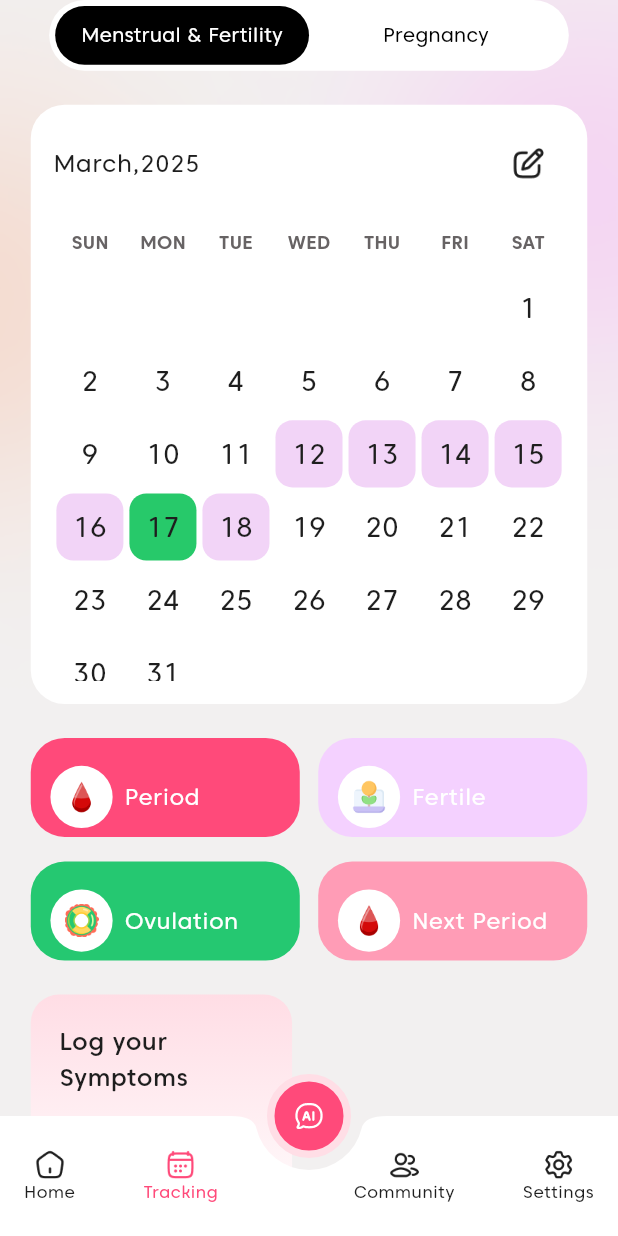
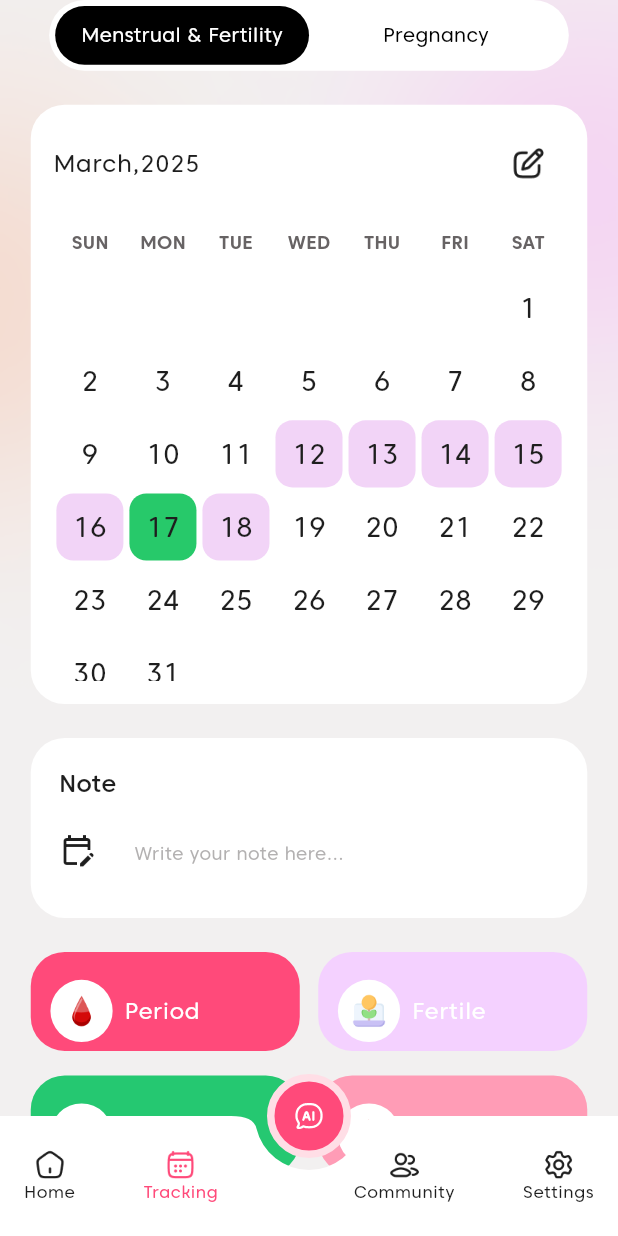
Before and after one commit to salmanbashar1009/ovella_period_tracker_app, a Flutter app: the ParentScreen screen opened by its route, after a tap on "Tracking", on a phone screen of 412 x 824 dp. Run offline on Flutter 3.47's test engine with Material 3 defaults, Android fonts, the phone set to English and light mode, and no system bars; our stand-ins replace carousel_slider, dots_indicator, flutter_screenutil, hive_flutter, shared_preferences, table_calendar; accounts and stored records are empty.

Commit message:
Custom Calendar added

```diff
--- a/lib/view/tracking_screens/menstrual_fertility_screens/menstrual_fertitily_screen.dart
+++ b/lib/view/tracking_screens/menstrual_fertility_screens/menstrual_fertitily_screen.dart
@@ -22,41 +22,73 @@ class MenstrualFertilityScreen extends StatelessWidget {
 
   @override
   Widget build(BuildContext context) {
+    final trackingScreenProvider = Provider.of<TrackingScreenProvider>(context,listen: false);
+
     return Column(
       crossAxisAlignment: CrossAxisAlignment.start,
       children: [
+       CustomCalendar(onTap: (numb)=>  trackingScreenProvider.toggleBorder(numb),),
+
+        SizedBox(height: 24.h),
         Container(
-
-         padding: EdgeInsets.all(16.r),
-
+          width: double.infinity,
+          padding: EdgeInsets.all(20.r),
           decoration: BoxDecoration(
+            color: AppColors.onPrimary,
             borderRadius: BorderRadius.circular(24.r),
-           color: AppColors.onPrimary,
           ),
           child: Column(
+            crossAxisAlignment: CrossAxisAlignment.start,
             mainAxisAlignment: MainAxisAlignment.center,
             children: [
-             const MonthHeader(),
-             const SizedBox(height: 20),
-             const WeekdayHeader(),
-             const SizedBox(height: 10),
-             SizedBox(
-               height: 290.h,
-               width: double.infinity,
-               child: Consumer<TrackingScreenProvider>(
-                 builder: (context, trackingScreenProvider, _) {
-                   return CalendarGrid(
-                     year: trackingScreenProvider.selectedMonthYear.year,
-                     month: trackingScreenProvider.selectedMonthYear.month,
-                    onTap:(numb)=>  trackingScreenProvider.toggleBorder(numb),
-                   );
-                 },
+              Row(
+                mainAxisAlignment: MainAxisAlignment.spaceBetween,
+
+                children: [
+                  Text(
+                    "Note",
+                    style: Theme.of(
+                      context,
+                    ).textTheme.bodyMedium?.copyWith(fontSize: 17.sp),
+                  ),
+
+                ],
+              ),
+              SizedBox(height: 12.h),
+              Row(
+                crossAxisAlignment: CrossAxisAlignment.start,
+                children: [
+                  Padding(
+                    padding:  EdgeInsets.only(top: 10.0.h),
+                    child: Icon(Icons.edit_calendar_outlined,color: AppColors.primary,),
+                  ),
+                  SizedBox(width: 10.w),
+                  Expanded(
+                    child: TextField(
+                      maxLines: null,
+                      style: Theme.of(context).textTheme.bodyMedium?.copyWith(
+                          color: AppColors.lightTextColor,
+                          fontSize: 13.sp,
+                          fontWeight: FontWeight.w400
+                      ),
+                      textAlignVertical: TextAlignVertical.top,
+                      decoration: InputDecoration(
+                        hintText: 'Write your note here...',
+                        hintStyle: Theme.of(context).textTheme.bodyMedium?.copyWith(
+                            color: AppColors.lightTextColor.withOpacity(0.5),
+                            fontSize: 13.sp,
+                            fontWeight: FontWeight.w400
+                        ),
+                        enabledBorder: InputBorder.none,
+                        focusedBorder: InputBorder.none,
+                      ),
                     ),
                   ),
                 ],
               ),
+            ],
           ),
-
+        ),
         SizedBox(height: 24.h),
         Row(
           children: [
@@ -173,3 +205,46 @@ class MenstrualFertilityScreen extends StatelessWidget {
     );
   }
 }
+
+class CustomCalendar extends StatelessWidget {
+   CustomCalendar({
+    super.key,required this.onTap
+  });
+
+   final Function(int) onTap;
+
+  @override
+  Widget build(BuildContext context) {
+    return Container(
+
+      padding: EdgeInsets.all(16.r),
+
+      decoration: BoxDecoration(
+        borderRadius: BorderRadius.circular(24.r),
+        color: AppColors.onPrimary,
+      ),
+      child: Column(
+        mainAxisAlignment: MainAxisAlignment.center,
+        children: [
+          const MonthHeader(),
+          const SizedBox(height: 20),
+          const WeekdayHeader(),
+          const SizedBox(height: 10),
+          SizedBox(
+            height: 290.h,
+            width: double.infinity,
+            child: Consumer<TrackingScreenProvider>(
+              builder: (context, trackingScreenProvider, _) {
+                return CalendarGrid(
+                  year: trackingScreenProvider.selectedMonthYear.year,
+                  month: trackingScreenProvider.selectedMonthYear.month,
+                 onTap: onTap,
+                );
+              },
+            ),
+          ),
+        ],
+      ),
+    );
+  }
+}
--- a/lib/view/tracking_screens/widgets/month_picker.dart
+++ b/lib/view/tracking_screens/widgets/month_picker.dart
@@ -35,7 +35,8 @@ class _EditMonthPickerState extends State<EditMonthPicker> {
       itemExtent: 50,
       perspective: 0.005,
       diameterRatio: 1.5,
-      physics: const FixedExtentScrollPhysics(),
+      overAndUnderCenterOpacity: 0.5,
+      physics:  FixedExtentScrollPhysics(),
       clipBehavior: Clip.antiAlias,
       onSelectedItemChanged: (index) {
         trackingScreenProvider.setMonth(index + 1);
--- a/lib/view/tracking_screens/widgets/year_picker.dart
+++ b/lib/view/tracking_screens/widgets/year_picker.dart
@@ -1,4 +1,3 @@
-import 'package:flutter/gestures.dart';
 import 'package:flutter/material.dart';
 import 'package:flutter_screenutil/flutter_screenutil.dart';
 import 'package:ovella_period_tracker_app/theme/theme/theme_extensions/color_palette.dart';
@@ -6,7 +5,7 @@ import 'package:ovella_period_tracker_app/view_model/tracking_screen_provider.da
 import 'package:provider/provider.dart';
 
 class EditYearPicker extends StatefulWidget {
-  EditYearPicker({Key? key}) : super(key: key);
+  const EditYearPicker({super.key});
 
   @override
   State<EditYearPicker> createState() => _EditYearPickerState();
@@ -35,6 +34,7 @@ class _EditYearPickerState extends State<EditYearPicker> {
       itemExtent: 50,
       perspective: 0.005,
       diameterRatio: 1.5,
+      overAndUnderCenterOpacity: 0.5,
       physics: const FixedExtentScrollPhysics(),
       clipBehavior: Clip.antiAlias,
       onSelectedItemChanged: (index) {
--- a/lib/view_model/tracking_screen_provider.dart
+++ b/lib/view_model/tracking_screen_provider.dart
@@ -32,14 +32,14 @@ class TrackingScreenProvider extends ChangeNotifier{
   int get month => _month;
 
   late DateTime _selectedMonthYear;
-  final Set<int> _periodDays = {};
-  final Set<int> _purpleDays = {12, 13, 14, 15, 16, 18};
-  final Set<int> _greenDays = {17};
+  final List<int> _periodDays = [];
+  final List<int> _purpleDays =[12, 13, 14, 15, 16, 18];
+  final List<int> _greenDays = [17];
 
   DateTime get selectedMonthYear => _selectedMonthYear;
-  Set<int> get periodDays => _periodDays;
-  Set<int> get purpleDays => _purpleDays;
-  Set<int> get greenDays => _greenDays;
+  List<int> get periodDays => _periodDays;
+  List<int> get purpleDays => _purpleDays;
+  List<int> get greenDays => _greenDays;
 
   void setMonthYear(){
     _selectedMonthYear = DateTime(_year,_month);
@@ -73,8 +73,8 @@ class TrackingScreenProvider extends ChangeNotifier{
   // }
 
 
-  final Set<int> _borderSet = {};
-  Set<int> get borderSet => _borderSet;
+  final List<int> _borderSet = [];
+  List<int> get borderSet => _borderSet;
 
   void toggleBorder(int day) {
     if (_borderSet.contains(day)) {
@@ -87,8 +87,8 @@ class TrackingScreenProvider extends ChangeNotifier{
     notifyListeners();
   }
 
-  void saveSelectedDays(Set<int> setName) {
-    setName.addAll(_borderSet);
+  void saveSelectedDays(List<int> listName) {
+    listName.addAll(_borderSet);
     _borderSet.clear();
     debugPrint("\nselected period date: $_periodDays");
     notifyListeners();
```
Lines whose indentation alone changed are shown as unchanged.
